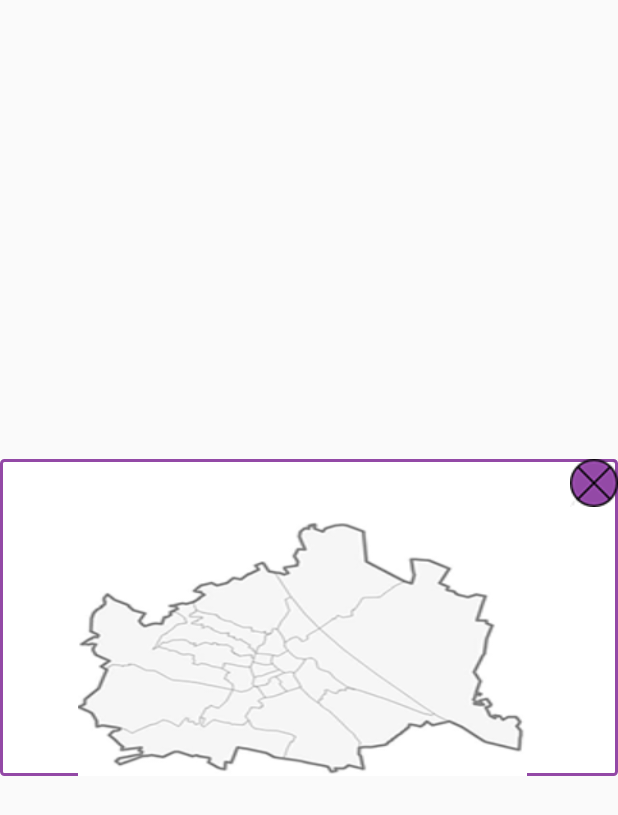
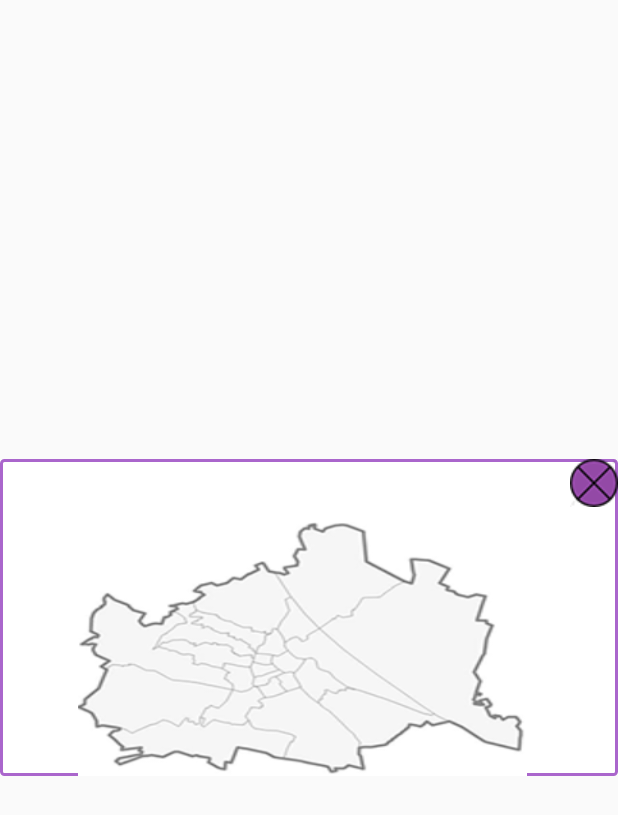
Before and after one commit to 1056109/HCI_2015S, an Android app: the layout map_layout.xml on its own in the app's theme, with its tools: preview values and no code run, on a phone screen of 412 x 824 dp. Shown: the top 815 px of the screen. Run offline under Robolectric (Android 15) with nearby library versions, the phone set to English and light mode, and no system bars.

Commit message:
guidline color, new button

```diff
--- a/HCISS2015/app/src/main/res/drawable/curve_shape.xml
+++ b/HCISS2015/app/src/main/res/drawable/curve_shape.xml
@@ -4,7 +4,7 @@
 
     <stroke
         android:width="2dp"
-        android:color="#9349A6" />
+        android:color="#AA66CC" />
 
     <corners
         android:bottomLeftRadius="2dp"
```
Also changed, not shown: HCISS2015/app/src/main/res/layout/activity_main.xml (+4 -4 lines), HCISS2015/app/src/main/res/drawable/featurebutton.png (added), HCISS2015/app/src/main/res/drawable/featureinfo.png (added), HCISS2015/app/src/main/res/drawable/mapbutton.png (added), HCISS2015/app/src/main/res/drawable/mapinfo.png (added), HCISS2015/app/src/main/res/drawable/menubutton.png (added), HCISS2015/app/src/main/res/drawable/weapon.png (added), HCISS2015/app/src/main/res/drawable/weaponbutton.png (added), HCISS2015/app/src/main/res/drawable/weaponinfo.png (added), 1 other file.
